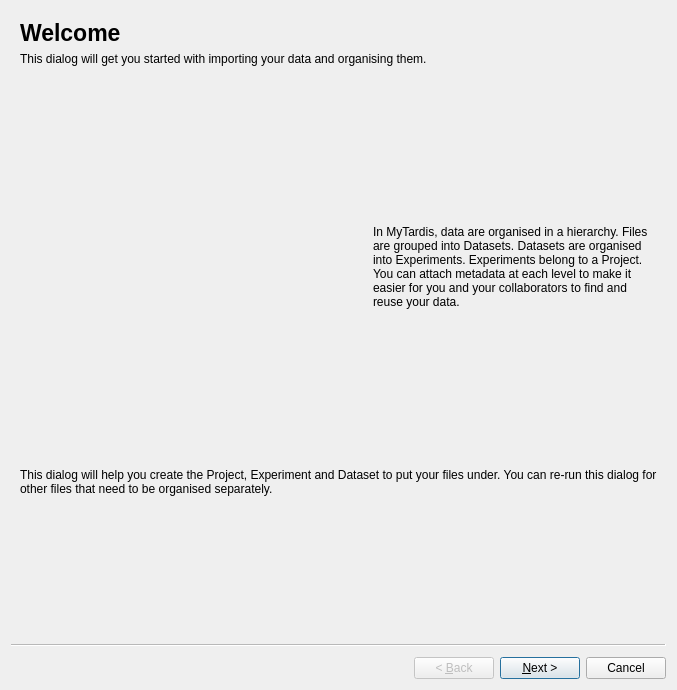
Qt form ime/ui/ui_add_files_wizard.ui (UoA-eResearch/mytardis_ime) before a commit.
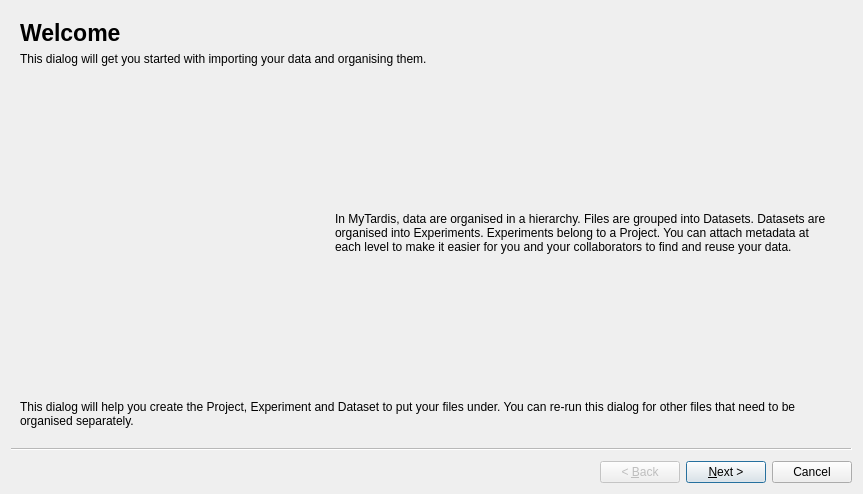
The same form after that commit. Icons and pictures are not drawn. Custom widgets are drawn as their Qt base class.

Patch:
```diff
--- a/ime/ui/ui_add_files_wizard.ui
+++ b/ime/ui/ui_add_files_wizard.ui
@@ -6,8 +6,8 @@
    <rect>
     <x>0</x>
     <y>0</y>
-    <width>677</width>
-    <height>690</height>
+    <width>863</width>
+    <height>494</height>
    </rect>
   </property>
   <property name="windowTitle">
@@ -94,19 +94,6 @@
            </property>
           </widget>
          </item>
-         <item>
-          <spacer name="horizontalSpacer">
-           <property name="orientation">
-            <enum>Qt::Horizontal</enum>
-           </property>
-           <property name="sizeHint" stdset="0">
-            <size>
-             <width>40</width>
-             <height>20</height>
-            </size>
-           </property>
-          </spacer>
-         </item>
          <item>
           <widget class="QLabel" name="label_10">
            <property name="text">
```
Left out of the diff: 50 changed lines with no effect on the pictures.
